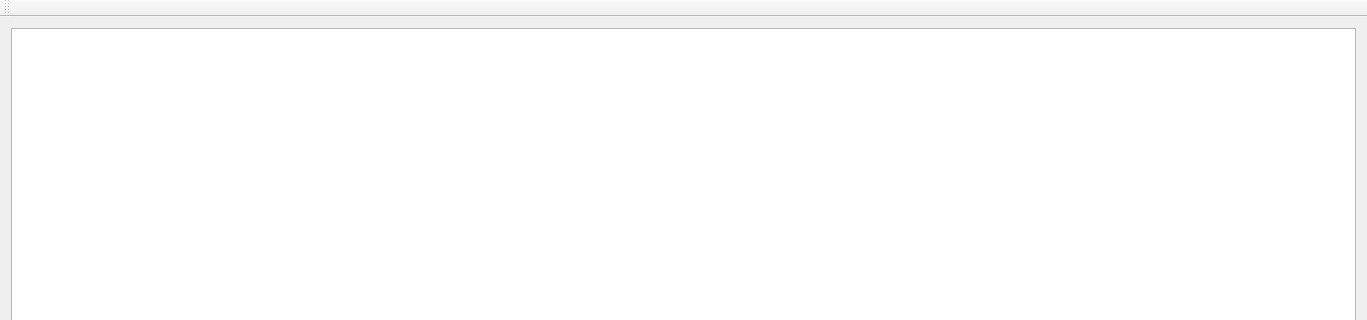
Old version of the form mainwindow.ui in the repository waffle-iron/Journal; both pictures show x 0 to 1367 and y 0 to 320 of the 1367 by 720 pixel window.
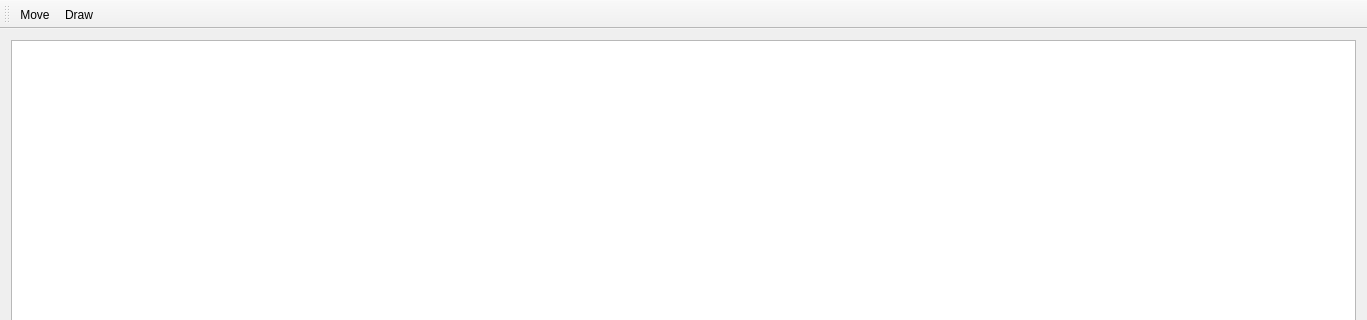
New version of the form.

Patch:
```diff
--- a/mainwindow.ui
+++ b/mainwindow.ui
@@ -37,8 +37,26 @@
    <attribute name="toolBarBreak">
     <bool>false</bool>
    </attribute>
+   <addaction name="actionMove"/>
+   <addaction name="actionDraw"/>
   </widget>
   <widget class="QStatusBar" name="statusBar"/>
+  <action name="actionMove">
+   <property name="text">
+    <string>Move</string>
+   </property>
+   <property name="shortcut">
+    <string>M</string>
+   </property>
+  </action>
+  <action name="actionDraw">
+   <property name="text">
+    <string>Draw</string>
+   </property>
+   <property name="shortcut">
+    <string>D</string>
+   </property>
+  </action>
  </widget>
  <layoutdefault spacing="6" margin="11"/>
  <resources/>
```
